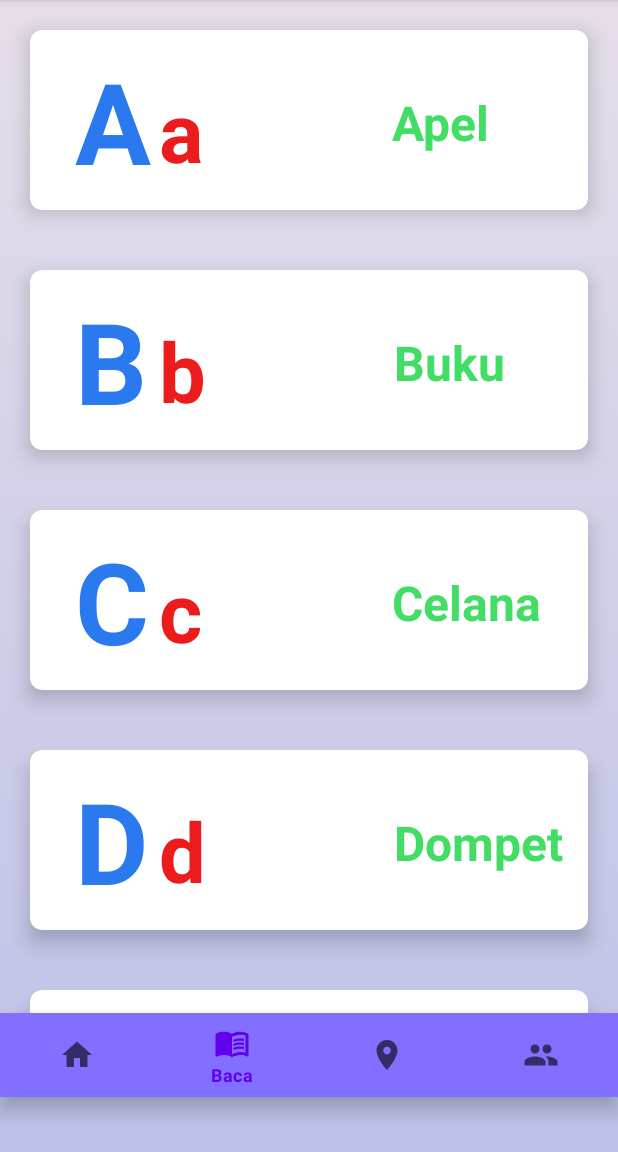
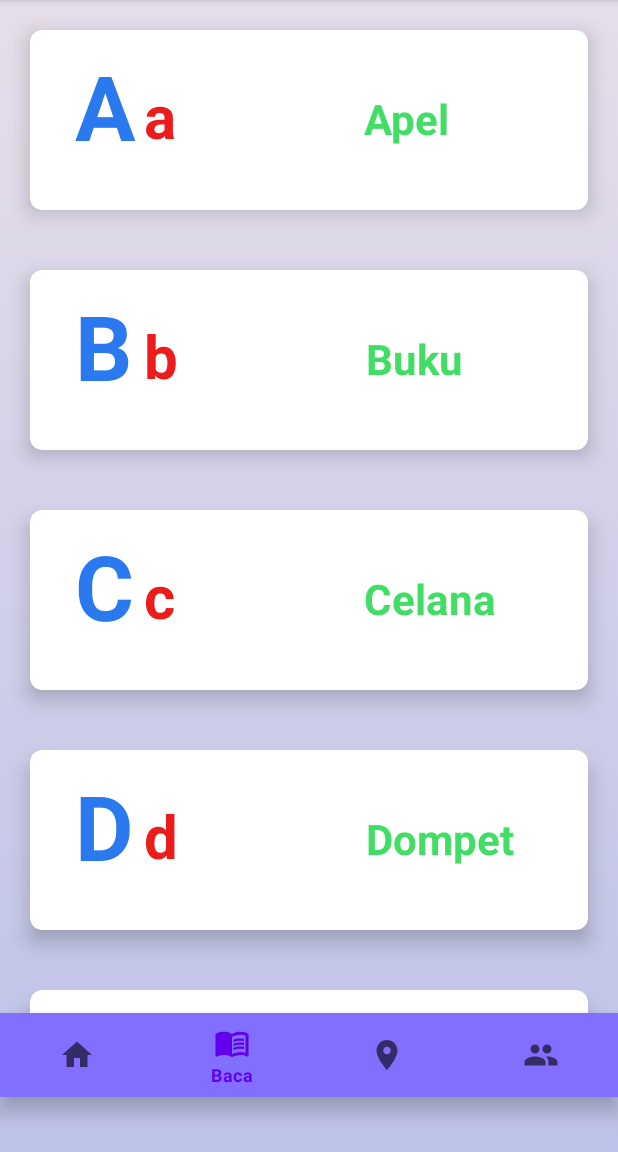
Before and after one commit to VitoCarlenG/Belajar-Membaca-Mobile-Client, an Android app: the TampilDataAlphabet screen opened directly, with no data from a screen before it, on a phone screen of 412 x 824 dp, the part 84-1236 px from its top. Run offline under Robolectric (Android 15) with nearby library versions, the phone set to English and light mode, and no system bars; our stand-ins replace data binding; pictures from the network do not load; Roboto replaces fonts that are not available here; 1 statement that could not run was skipped.

Commit message:
Finishing 3

```diff
--- a/app/src/main/res/layout/recycler_view.xml
+++ b/app/src/main/res/layout/recycler_view.xml
@@ -39,7 +39,7 @@
                     android:text="@{alpha.hurufBesar}"
                     android:textColor="@color/theme_blue"
                     android:fontFamily="@font/baloo_tamma"
-                    android:textSize="75sp"
+                    android:textSize="60sp"
                     android:textStyle="bold" />
 
                 <TextView
@@ -50,7 +50,7 @@
                     android:fontFamily="@font/baloo_tamma"
                     android:layout_marginTop="20dp"
                     android:text="@{alpha.hurufkecil}"
-                    android:textSize="55sp"
+                    android:textSize="40sp"
                     android:textStyle="bold"
                     android:textColor="@color/theme_red"/>
 
@@ -69,7 +69,7 @@
                     android:layout_marginTop="30dp"
                     android:text="@{alpha.kata}"
                     android:textColor="@color/theme_green"
-                    android:textSize="32sp"
+                    android:textSize="28sp"
                     android:fontFamily="@font/baloo_tamma"
                     android:textStyle="bold" />
 
```
